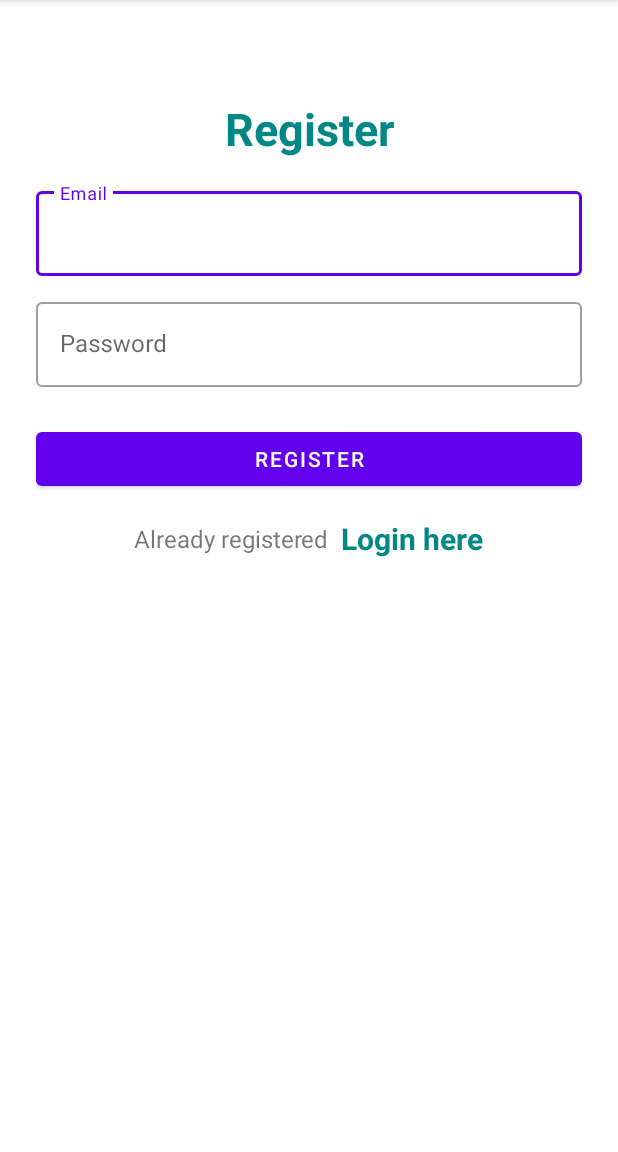
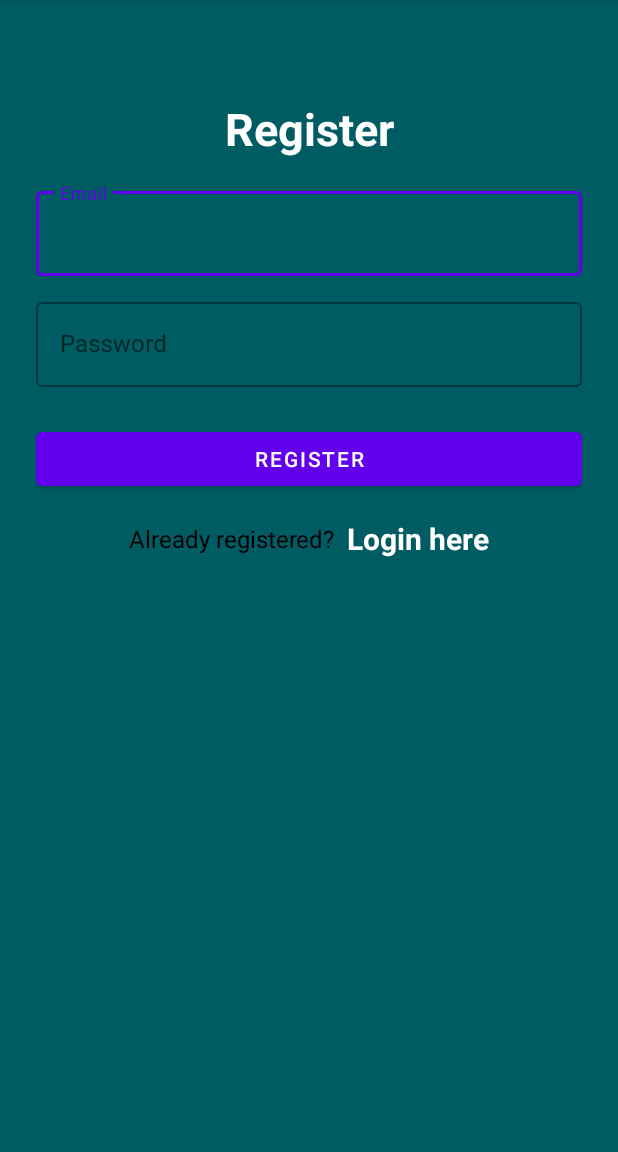
Before and after one commit to diegoluci/SeniorDesign, an Android app: the RegisterActivity screen opened directly, with no data from a screen before it, on a phone screen of 412 x 824 dp, the part 84-1236 px from its top. Run offline under Robolectric (Android 15) with nearby library versions, the phone set to English and light mode, and no system bars; our stand-ins replace Firebase (no records; nobody signed in at launch, a user with empty details on screens opened directly).

Commit message:
Updated Version of App (Working) *Edited Font/Background colors*

```diff
--- a/app/src/main/res/layout/activity_register.xml
+++ b/app/src/main/res/layout/activity_register.xml
@@ -6,8 +6,8 @@
     android:layout_height="match_parent"
     android:orientation="vertical"
     android:padding="24dp"
-    tools:context=".RegisterActivity">
-
+    tools:context=".RegisterActivity"
+    android:background="#005C63">
 
 
     <LinearLayout
@@ -20,12 +20,12 @@
         <TextView
             android:layout_width="match_parent"
             android:layout_height="wrap_content"
+            android:layout_marginVertical="16dp"
+            android:gravity="center_horizontal"
             android:text="Register"
+            android:textColor="@color/white"
             android:textSize="30sp"
-            android:textStyle="bold"
-            android:textColor="@color/teal_700"
-            android:gravity="center_horizontal"
-            android:layout_marginVertical="16dp"/>
+            android:textStyle="bold" />
 
 
         <com.google.android.material.textfield.TextInputLayout
@@ -73,8 +73,9 @@
             <TextView
                 android:layout_width="wrap_content"
                 android:layout_height="wrap_content"
-                android:text="Already registered"
-                android:textSize="16sp"/>
+                android:text="Already registered?"
+                android:textColor="#000000"
+                android:textSize="16sp" />
 
             <TextView
                 android:id="@+id/tvLoginHere"
@@ -82,9 +83,9 @@
                 android:layout_height="wrap_content"
                 android:layout_marginLeft="8dp"
                 android:text="Login here"
-                android:textColor="@color/teal_700"
-                android:textStyle="bold"
-                android:textSize="20sp"/>
+                android:textColor="@color/white"
+                android:textSize="20sp"
+                android:textStyle="bold" />
 
         </LinearLayout>
 
```
Also changed, not shown: app/src/main/res/layout/activity_login.xml (+12 -10 lines).
